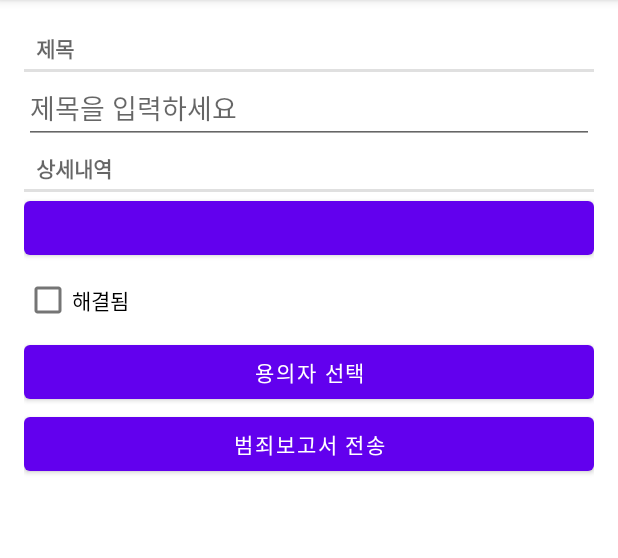
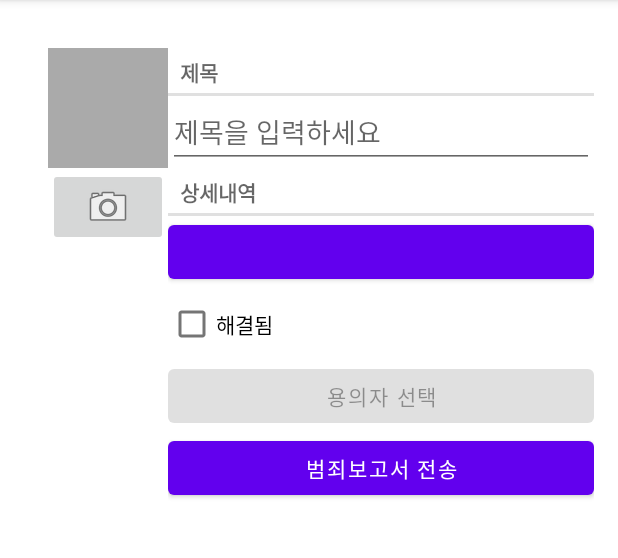
Before and after one commit to byLatte/CriminalIntent, an Android app: the screen it shows after launch (MainActivity), after a tap on "새로운 범죄", on a phone screen of 412 x 824 dp, the part 84-642 px from its top. Run offline under Robolectric (Android 15) with nearby library versions, the phone set to English and light mode, and no system bars; our stand-ins replace Room's generated code; 1 statement that could not run was skipped.

Commit message:
카메라 버튼 및 권한 추가

```diff
--- a/app/src/main/java/com/latte/crime/Crime.kt
+++ b/app/src/main/java/com/latte/crime/Crime.kt
@@ -11,4 +11,6 @@ data class Crime (
     var date: Date = Date(),
     var isSolved: Boolean = false,
     var suspect: String = ""
-)
+){
+    val photoFileName get() = "IMG_$id.jpg"
+}
--- a/app/src/main/java/com/latte/crime/CrimeDetailViewModel.kt
+++ b/app/src/main/java/com/latte/crime/CrimeDetailViewModel.kt
@@ -5,6 +5,7 @@ import androidx.lifecycle.MutableLiveData
 import androidx.lifecycle.Transformations
 import androidx.lifecycle.ViewModel
 import com.latte.crime.database.CrimeRepository
+import java.io.File
 import java.util.*
 
 private const val TAG = "CrimeDetailViewModel"
@@ -24,4 +25,8 @@ class CrimeDetailViewModel: ViewModel() {
         crimeRepository.updateCrime(crime)
     }
 
+    fun getPhotoFile(crime: Crime): File{
+        return crimeRepository.getPhotoFile(crime)
+    }
+
 }
--- a/app/src/main/java/com/latte/crime/CrimeFragment.kt
+++ b/app/src/main/java/com/latte/crime/CrimeFragment.kt
@@ -1,20 +1,25 @@
 package com.latte.crime
 
+import android.app.Activity
 import android.content.Intent
+import android.content.pm.PackageManager
+import android.content.pm.ResolveInfo
+import android.net.Uri
 import android.os.Bundle
 import android.provider.ContactsContract
+import android.provider.MediaStore
 import android.text.Editable
 import android.text.TextWatcher
 import android.text.format.DateFormat
 import android.view.LayoutInflater
 import android.view.View
 import android.view.ViewGroup
-import android.widget.Button
-import android.widget.CheckBox
-import android.widget.EditText
+import android.widget.*
+import androidx.core.content.FileProvider
 import androidx.fragment.app.Fragment
 import androidx.lifecycle.ViewModelProvider
 import androidx.lifecycle.Observer
+import java.io.File
 import java.util.*
 
 
@@ -24,6 +29,7 @@ private const val DATE_FORMAT = "yyyy년 M월 d일 H시 m분, E요일"
 
 private const val REQUEST_DATE = 0
 private const val REQUEST_CONTACT = 1
+private const val REQUEST_PHOTO = 2
 
 // 디테일 뷰
 class CrimeFragment: Fragment(), DatePickerFragment.Callbacks{
@@ -34,6 +40,10 @@ class CrimeFragment: Fragment(), DatePickerFragment.Callbacks{
     private lateinit var solvedCheckBox: CheckBox
     private lateinit var reportButton: Button
     private lateinit var suspectButton: Button
+    private lateinit var photoButton: ImageButton
+    private lateinit var photoView: ImageView
+    private lateinit var photoFile: File
+    private lateinit var photoUri: Uri
 
     private val crimeDetailViewModel: CrimeDetailViewModel by lazy{
         ViewModelProvider(this).get(CrimeDetailViewModel::class.java)
@@ -60,6 +70,8 @@ class CrimeFragment: Fragment(), DatePickerFragment.Callbacks{
         solvedCheckBox = view.findViewById(R.id.crime_solved) as CheckBox
         reportButton = view.findViewById(R.id.crime_report) as Button
         suspectButton = view.findViewById(R.id.crime_suspect) as Button
+        photoButton = view.findViewById(R.id.crime_camera) as ImageButton
+        photoView = view.findViewById(R.id.crime_photo) as ImageView
 
 //        dateButton.apply {
 //            text = crime.date.toString()
@@ -75,6 +87,8 @@ class CrimeFragment: Fragment(), DatePickerFragment.Callbacks{
             viewLifecycleOwner,
             Observer {crime -> crime?.let {
                 this.crime = crime
+                photoFile = crimeDetailViewModel.getPhotoFile(crime)
+                photoUri = FileProvider.getUriForFile(requireActivity(),"com.latte.crime.fileprovider",photoFile)
                 updateUI()
             }}
         )
@@ -138,12 +152,68 @@ class CrimeFragment: Fragment(), DatePickerFragment.Callbacks{
         }
 
         suspectButton.apply{
-            //연락처 요청청
+            //연락처 요청
             val pickContactIntent = Intent(Intent.ACTION_PICK, ContactsContract.Contacts.CONTENT_URI)
             setOnClickListener {
                 startActivityForResult(pickContactIntent, REQUEST_CONTACT)
             }
+
+            // 버튼비활성화 테스트용
+//            pickContactIntent.addCategory(Intent.CATEGORY_HOME)
+            val packageManager: PackageManager = requireActivity().packageManager
+            val resolvedActivity: ResolveInfo? = packageManager.resolveActivity(pickContactIntent,PackageManager.MATCH_DEFAULT_ONLY)
+            // 버튼 비활성화
+            if(resolvedActivity == null){
+                isEnabled = false
+            }
         }
+
+        photoButton.apply{
+            val packageManager: PackageManager = requireActivity().packageManager
+
+            val captureImage = Intent(MediaStore.ACTION_IMAGE_CAPTURE)
+            val resolvedActivity: ResolveInfo? = packageManager.resolveActivity(captureImage, PackageManager.MATCH_DEFAULT_ONLY)
+            if(resolvedActivity == null){
+                isEnabled = false
+            }
+            setOnClickListener {
+                captureImage.putExtra(MediaStore.EXTRA_OUTPUT, photoUri)
+
+                val cameraActivities: List<ResolveInfo> = packageManager.queryIntentActivities(captureImage,PackageManager.MATCH_DEFAULT_ONLY)
+                for(cameraActivity in cameraActivities){
+                    requireActivity().grantUriPermission(cameraActivity.activityInfo.packageName, photoUri,Intent.FLAG_GRANT_WRITE_URI_PERMISSION)
+                }
+                startActivityForResult(captureImage, REQUEST_PHOTO)
+            }
+        }
+    }
+
+    // 연락처 정보 가져오기.
+    override fun onActivityResult(requestCode: Int, resultCode: Int, data: Intent?) {
+        when{
+            requestCode != Activity.RESULT_OK -> return
+
+            requestCode == REQUEST_CONTACT && data != null -> {
+                val contactUri: Uri = data.data ?: return
+                // 값을 반환할 필드 지정
+                val queryField = arrayOf(ContactsContract.Contacts.DISPLAY_NAME)
+                // 쿼리 수행
+                val cursor = requireActivity().contentResolver.query(contactUri,queryField,null,null,null)
+                cursor?.use{
+                    if(it.count == 0 ){
+                        return
+                    }
+                    // 첫번째 행 열 값을 가져온다.
+                    it.moveToFirst()
+                    val suspect = it.getString(0)
+                    crime.suspect = suspect
+                    crimeDetailViewModel.saveCrime(crime)
+                    suspectButton.text = suspect
+                }
+
+            }
+        }
+        super.onActivityResult(requestCode, resultCode, data)
     }
 
     override fun onStop() {
--- a/app/src/main/java/com/latte/crime/database/CrimeRepository.kt
+++ b/app/src/main/java/com/latte/crime/database/CrimeRepository.kt
@@ -5,6 +5,7 @@ import android.util.Log
 import androidx.lifecycle.LiveData
 import androidx.room.Room
 import com.latte.crime.Crime
+import java.io.File
 import java.lang.IllegalStateException
 import java.util.*
 import java.util.concurrent.Executors
@@ -23,6 +24,7 @@ class CrimeRepository private constructor(context: Context){
 
     private val crimeDao = database.crimeDao()
     private val executor = Executors.newSingleThreadExecutor()
+    private val fileDir = context.applicationContext.filesDir
 
     fun getCrimes(): LiveData<List<Crime>> = crimeDao.getCrimes()
     fun getCrime(id: UUID): LiveData<Crime?> = crimeDao.getCrime(id)
@@ -41,6 +43,8 @@ class CrimeRepository private constructor(context: Context){
         }
     }
 
+    fun getPhotoFile(crime: Crime): File = File(fileDir, crime.photoFileName)
+
     companion object{
         private var INSTANCE: CrimeRepository? = null
 
--- a/app/src/main/res/layout/fragment_crime.xml
+++ b/app/src/main/res/layout/fragment_crime.xml
@@ -6,7 +6,38 @@
     android:layout_height="match_parent"
     android:layout_margin="16dp"
     >
+    <LinearLayout
+        android:layout_width="match_parent"
+        android:layout_height="wrap_content"
+        android:orientation="horizontal"
+        android:layout_marginStart="16dp"
+        android:layout_marginTop="16dp"
+        >
+        <LinearLayout
+            android:layout_width="wrap_content"
+            android:layout_height="wrap_content"
+            android:orientation="vertical">
+            <ImageView
+                android:id="@+id/crime_photo"
+                android:layout_width="80dp"
+                android:layout_height="80dp"
+                android:scaleType="centerInside"
+                android:cropToPadding="true"
+                android:background="@android:color/darker_gray" />
 
+            <ImageButton
+                android:id="@+id/crime_camera"
+                android:layout_width="match_parent"
+                android:layout_height="wrap_content"
+                android:src="@android:drawable/ic_menu_camera"/>
+
+        </LinearLayout>
+
+        <LinearLayout
+            android:orientation="vertical"
+            android:layout_width="0dp"
+            android:layout_height="wrap_content"
+            android:layout_weight="1">
             <TextView
                 style="?android:listSeparatorTextViewStyle"
                 android:layout_width="match_parent"
@@ -43,5 +74,6 @@
                 android:layout_width="match_parent"
                 android:layout_height="wrap_content"
                 android:text="@string/crime_report_text"/>
-
         </LinearLayout>
+    </LinearLayout>
+</LinearLayout>
```
Also changed, not shown: app/src/main/AndroidManifest.xml (+11 -0 lines). Lines whose indentation alone changed are shown as unchanged.
